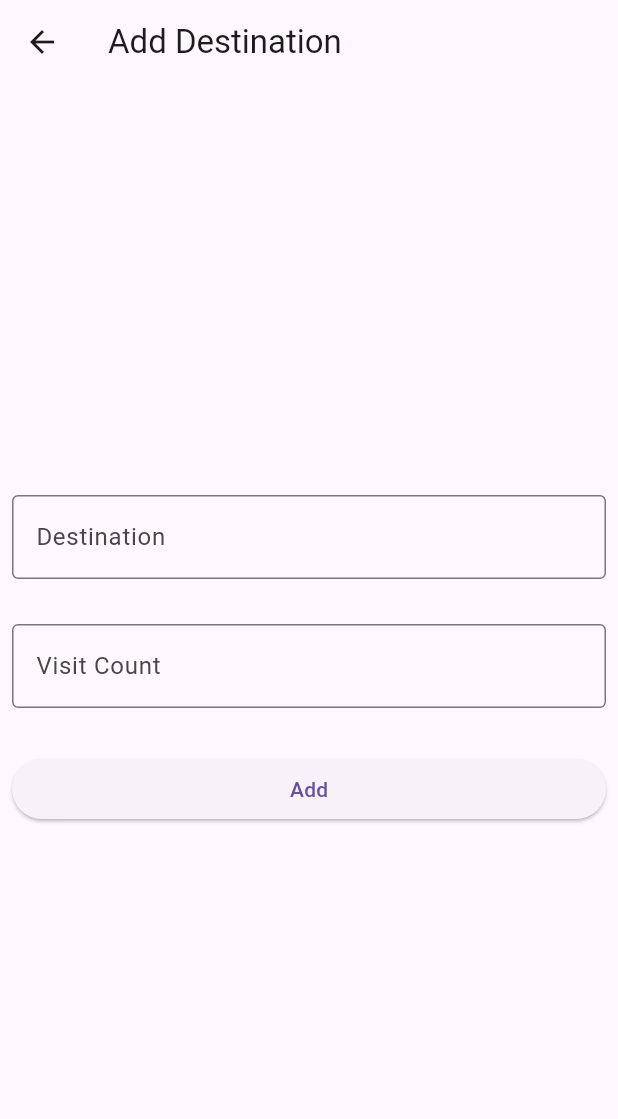
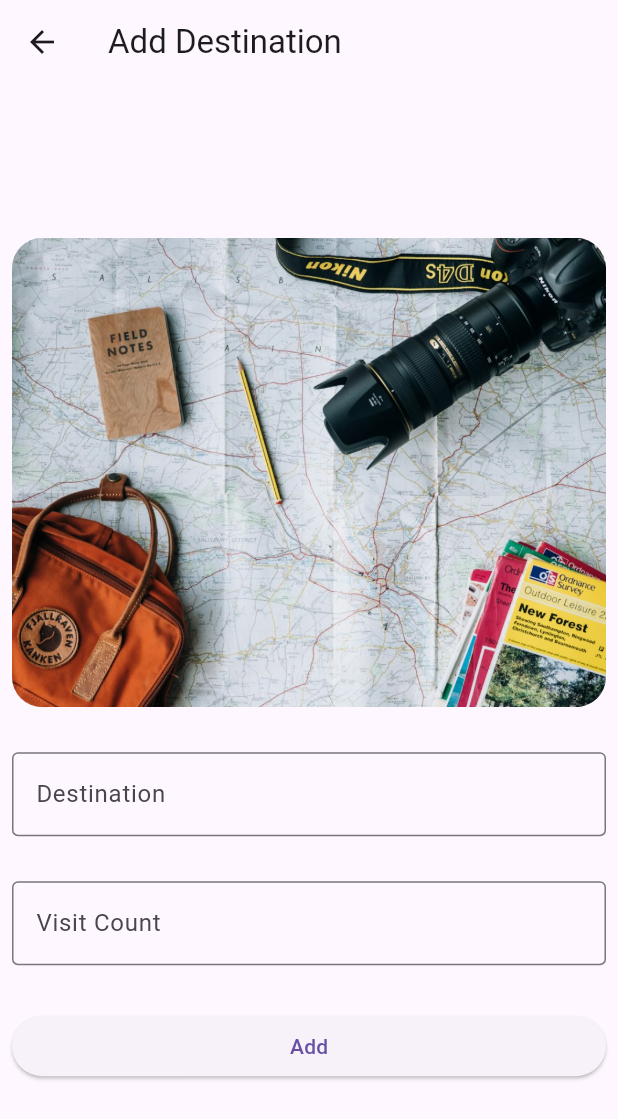
Before and after one commit to yasinertekin/Destination-Tracker, a Flutter app: the AddDestinationView screen opened by its route, on a phone screen of 412 x 824 dp. Shown: the top 1119 px of the screen. Run offline on Flutter 3.47's test engine with Material 3 defaults, Android fonts, the light colour scheme and no system bars; our stand-ins replace auto_route, equatable, shared_preferences; accounts and stored records are empty.

Commit message:
Add destination image to AddDestinationView

```diff
--- a/lib/feature/add_destination/view/add_destination_view.dart
+++ b/lib/feature/add_destination/view/add_destination_view.dart
@@ -3,6 +3,7 @@ import 'package:flutter/material.dart';
 import 'package:provider/provider.dart';
 import 'package:shared_preferences_case/feature/add_destination/mixin/add_destination_view_mixin.dart';
 import 'package:shared_preferences_case/feature/visited/view_model/visited_view_model.dart';
+import 'package:shared_preferences_case/product/core/constants/string_constants.dart';
 import 'package:shared_preferences_case/product/model/destination.dart';
 
 part 'widget/add_destination_app_bar.dart';
@@ -28,6 +29,8 @@ final class AddDestinationView extends StatelessWidget
           child: Column(
             mainAxisAlignment: MainAxisAlignment.center,
             children: [
+              const _AddDestinationImage(),
+              const SizedBox(height: 30),
               CustomTextFormField(
                 controller: nameController,
               ),
@@ -52,3 +55,17 @@ final class AddDestinationView extends StatelessWidget
     );
   }
 }
+
+final class _AddDestinationImage extends StatelessWidget {
+  const _AddDestinationImage();
+
+  @override
+  Widget build(BuildContext context) {
+    return ClipRRect(
+      borderRadius: BorderRadius.circular(20),
+      child: Image.asset(
+        StringConstants.imgTrip,
+      ),
+    );
+  }
+}
--- a/lib/product/core/constants/string_constants.dart
+++ b/lib/product/core/constants/string_constants.dart
@@ -14,4 +14,7 @@ final class StringConstants {
 
   /// App Title
   static const String appTitle = 'Shared Preferences Case';
+
+  /// Img Trip
+  static const String imgTrip = 'assets/img_trip.png';
 }
```
Also changed, not shown: assets/img_trip.png (added).
